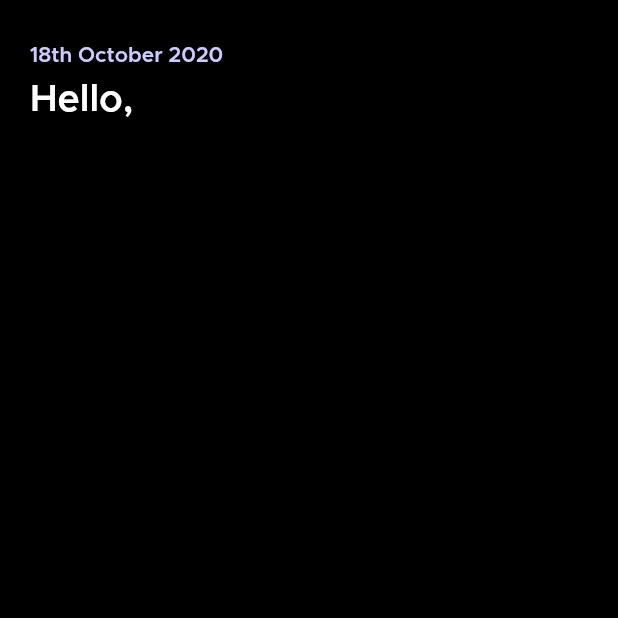
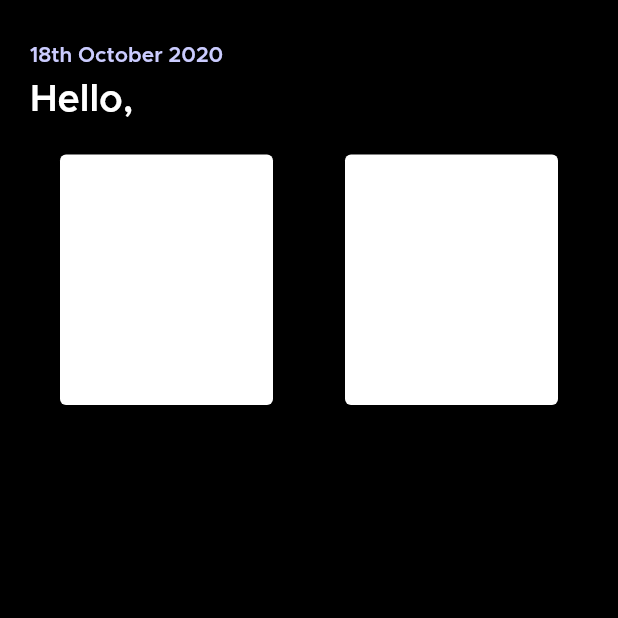
Before and after one commit to ameysunu/finmanager, a Flutter app: the Home screen opened directly, on a phone screen of 412 x 824 dp, the top half of it. Run offline on Flutter 3.47's test engine with Material 2 defaults, Android fonts, the phone set to English and light mode, and no system bars; our stand-ins replace firebase_auth, firebase_core, google_sign_in, hexcolor; accounts and stored records are empty.

Commit message:
azure pipeline

```diff
--- a/lib/home.dart
+++ b/lib/home.dart
@@ -15,7 +15,7 @@ class _HomeState extends State<Home> {
       body: SafeArea(
         child: SingleChildScrollView(
           child: Padding(
-            padding: const EdgeInsets.fromLTRB(20.0, 30, 10, 10),
+            padding: const EdgeInsets.fromLTRB(20.0, 30, 20, 10),
             child: Column(
               crossAxisAlignment: CrossAxisAlignment.start,
               children: [
@@ -34,6 +34,42 @@ class _HomeState extends State<Home> {
                         fontSize: 25),
                   ),
                 ),
+                Padding(
+                  padding: const EdgeInsets.only(top: 20.0),
+                  child: Column(
+                    children: [
+                      Row(
+                        mainAxisAlignment: MainAxisAlignment.center,
+                        children: [
+                          Padding(
+                            padding: const EdgeInsets.only(right: 20.0),
+                            child: Container(
+                              height: 175,
+                              width: 150,
+                              child: Card(
+                                child: Column(
+                                  children: [],
+                                ),
+                              ),
+                            ),
+                          ),
+                          Padding(
+                            padding: const EdgeInsets.only(left: 20.0),
+                            child: Container(
+                              height: 175,
+                              width: 150,
+                              child: Card(
+                                child: Column(
+                                  children: [],
+                                ),
+                              ),
+                            ),
+                          ),
+                        ],
+                      ),
+                    ],
+                  ),
+                ),
               ],
             ),
           ),
```
Also changed, not shown: 1 other file.
